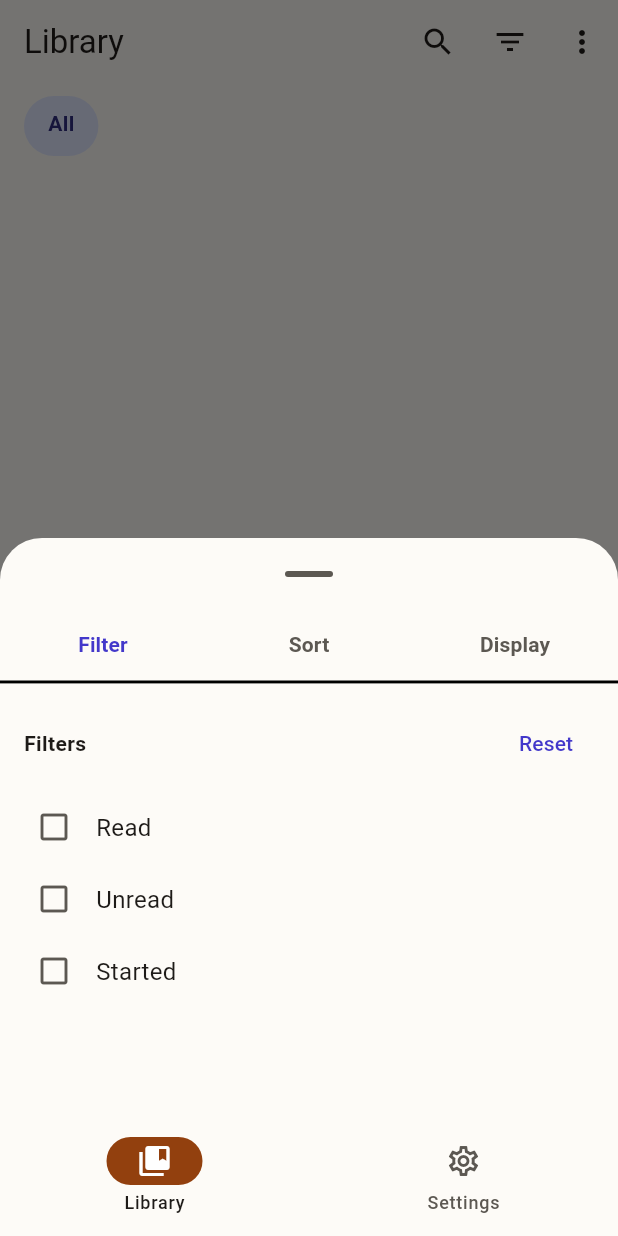
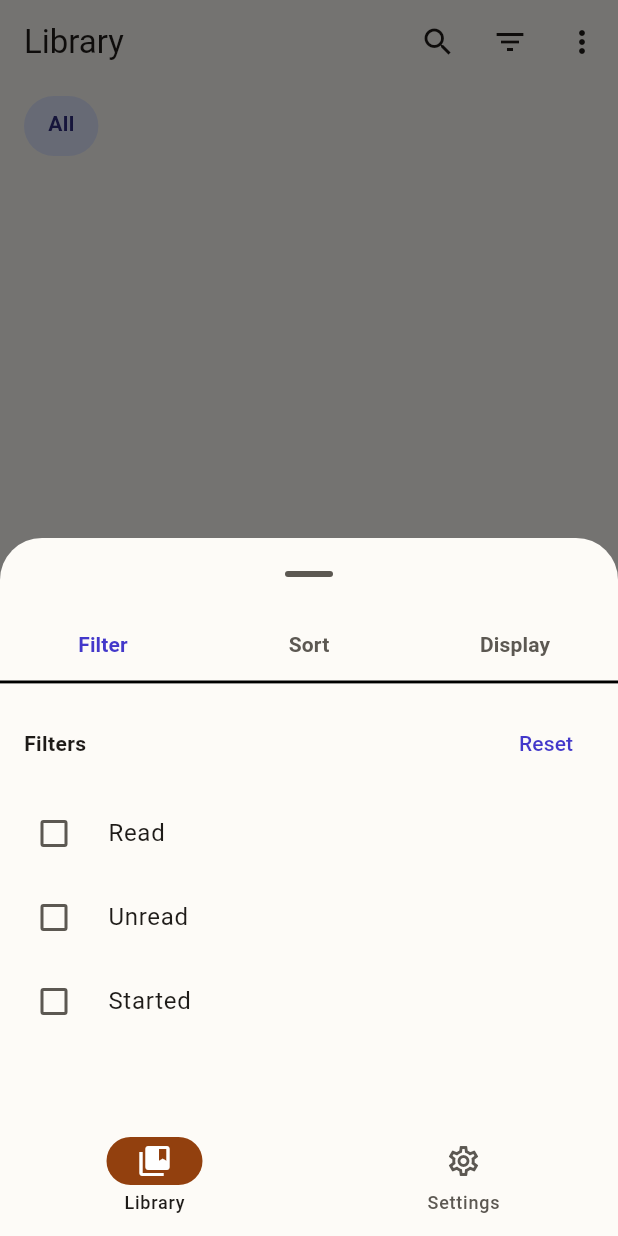
Before and after one commit to TheNirajMahale/Lorebound, a Flutter app: the screen it shows after launch, after a tap on the "filter list" icon, on a phone screen of 412 x 824 dp. Run offline on Flutter 3.47's test engine with Material 3 defaults, Android fonts, the phone set to English and light mode, and no system bars; drawn by our look-alikes of dynamic_color; our stand-ins replace battery_plus, drift, file_picker, flutter_riverpod, go_router; missing offline and left inert: epubx, sqlite3; accounts and stored records are empty; generated files the repository leaves out were written again.

Commit message:
refactor(library): use native flutter tristate checkbox in filter sheet

```diff
--- a/lib/features/library/presentation/widgets/library_filter_sheet.dart
+++ b/lib/features/library/presentation/widgets/library_filter_sheet.dart
@@ -91,44 +91,34 @@ class _LibraryFilterSheetState extends ConsumerState<LibraryFilterSheet> with Si
   }
 
   Widget _buildTriStateRow(String label, FilterState state, ValueChanged<FilterState> onChanged, ColorScheme colorScheme) {
-    IconData icon;
-    Color color;
+    bool? checkboxValue;
     switch (state) {
       case FilterState.include:
-        icon = Icons.check_box;
-        color = colorScheme.primary;
+        checkboxValue = true;
         break;
       case FilterState.exclude:
-        icon = Icons.indeterminate_check_box;
-        color = colorScheme.error;
+        checkboxValue = null;
         break;
       case FilterState.unselected:
-        icon = Icons.check_box_outline_blank;
-        color = colorScheme.onSurfaceVariant;
+        checkboxValue = false;
         break;
     }
 
-    return InkWell(
-      onTap: () {
-        if (state == FilterState.unselected) {
+    return CheckboxListTile(
+      title: Text(label, style: const TextStyle(fontSize: 16)),
+      tristate: true,
+      value: checkboxValue,
+      onChanged: (bool? newValue) {
+        if (newValue == true) {
           onChanged(FilterState.include);
-        } else if (state == FilterState.include) {
+        } else if (newValue == null) {
           onChanged(FilterState.exclude);
         } else {
           onChanged(FilterState.unselected);
         }
       },
-      borderRadius: BorderRadius.circular(AppSpacing.radiusSm),
-      child: Padding(
-        padding: const EdgeInsets.symmetric(vertical: 12.0, horizontal: 8.0),
-        child: Row(
-          children: [
-            Icon(icon, color: color),
-            const SizedBox(width: AppSpacing.md),
-            Text(label, style: const TextStyle(fontSize: 16)),
-          ],
-        ),
-      ),
+      contentPadding: EdgeInsets.zero,
+      controlAffinity: ListTileControlAffinity.leading,
     );
   }
 
```
